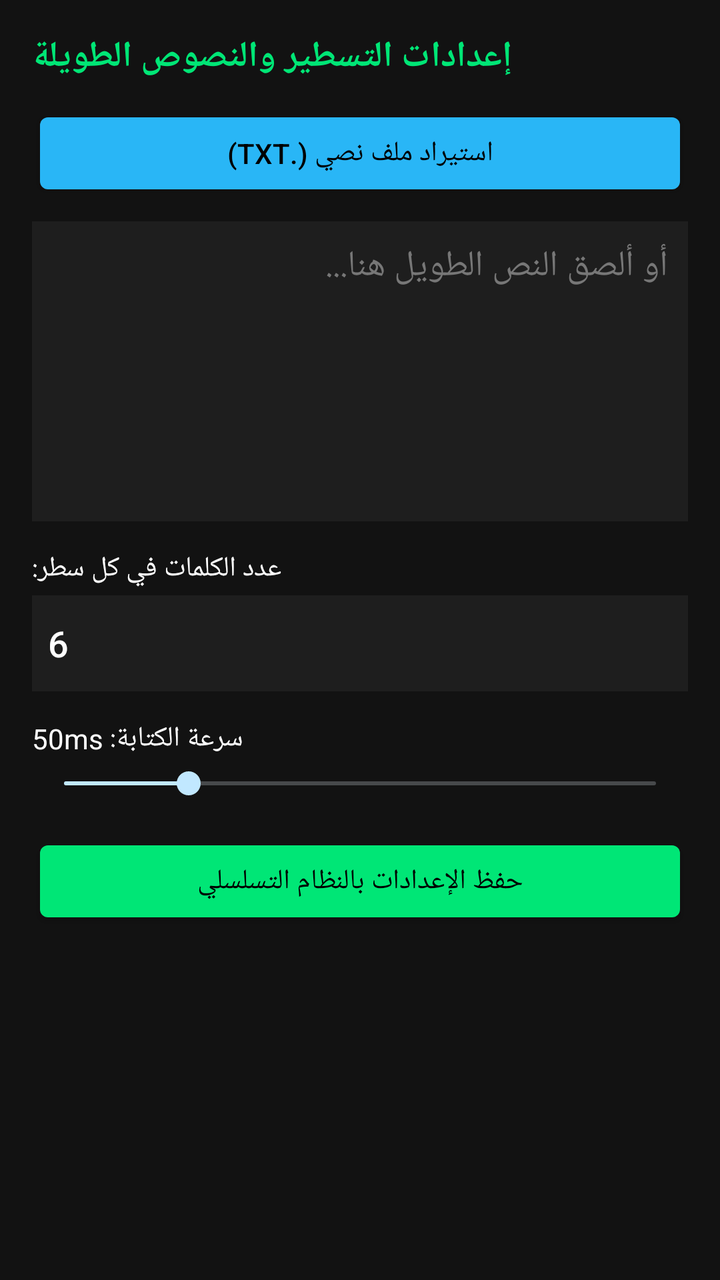
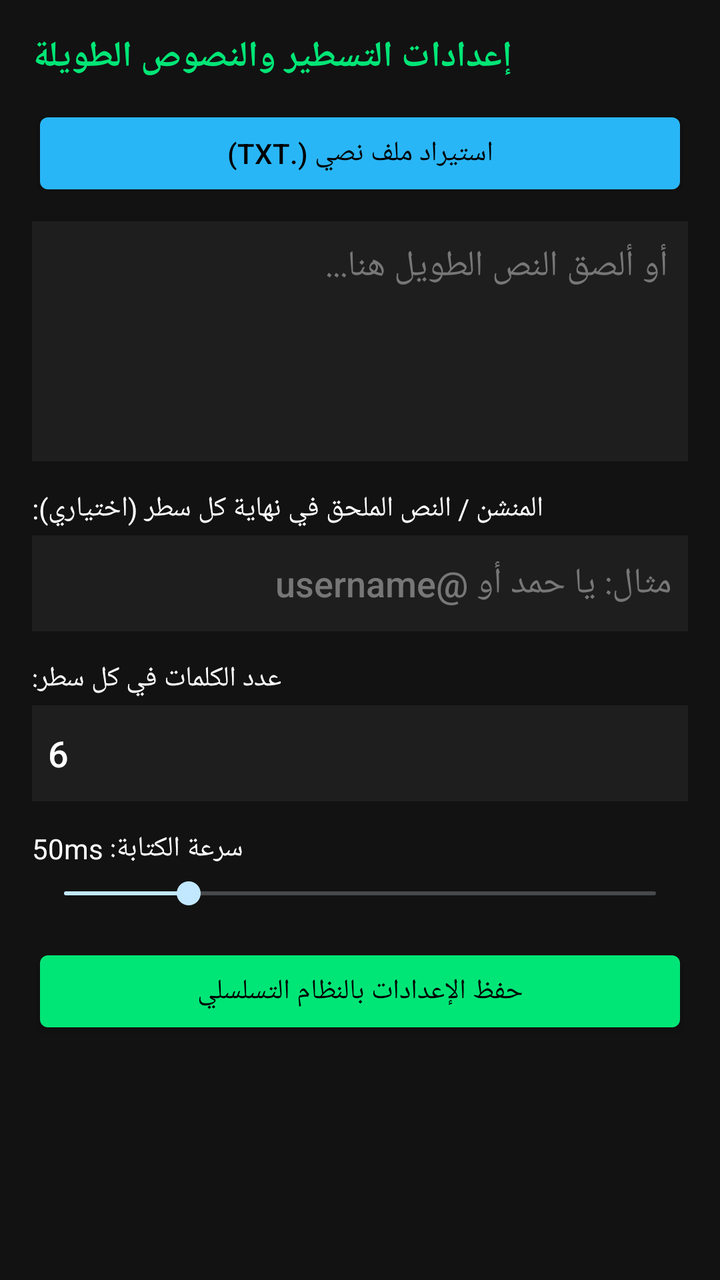

An Android layout rendered at two revisions. The XML below is the earlier revision; the diff shows what the commit changed to produce the second picture.
<!-- AndroidManifest.xml: application theme android:Theme.DeviceDefault -->
<!-- res/layout/activity_main.xml -->
<?xml version="1.0" encoding="utf-8"?>
<ScrollView xmlns:android="http://schemas.android.com/apk/res/android"
    android:layout_width="match_parent"
    android:layout_height="match_parent"
    android:background="#121212"
    android:padding="16dp">

    <LinearLayout
        android:layout_width="match_parent"
        android:layout_height="wrap_content"
        android:orientation="vertical">

        <TextView
            android:layout_width="wrap_content"
            android:layout_height="wrap_content"
            android:text="إعدادات التسطير والنصوص الطويلة"
            android:textColor="#00E676"
            android:textSize="18sp"
            android:textStyle="bold" />

        <Button
            android:id="@+id/btnImportTxt"
            android:layout_width="match_parent"
            android:layout_height="wrap_content"
            android:text="استيراد ملف نصي (.txt)"
            android:backgroundTint="#29B6F6"
            android:textColor="#000000"
            android:layout_marginTop="12dp" />

        <EditText
            android:id="@+id/etLongText"
            android:layout_width="match_parent"
            android:layout_height="150dp"
            android:background="#1E1E1E"
            android:textColor="#FFFFFF"
            android:hint="أو ألصق النص الطويل هنا..."
            android:textColorHint="#777777"
            android:gravity="top|start"
            android:padding="10dp"
            android:layout_marginTop="10dp" />

        <TextView
            android:layout_width="wrap_content"
            android:layout_height="wrap_content"
            android:text="عدد الكلمات في كل سطر:"
            android:textColor="#FFFFFF"
            android:layout_marginTop="14dp" />

        <EditText
            android:id="@+id/etWordsPerLine"
            android:layout_width="match_parent"
            android:layout_height="48dp"
            android:background="#1E1E1E"
            android:textColor="#FFFFFF"
            android:inputType="number"
            android:text="6"
            android:padding="8dp"
            android:layout_marginTop="4dp" />

        <TextView
            android:id="@+id/tvSpeedLabel"
            android:layout_width="wrap_content"
            android:layout_height="wrap_content"
            android:text="سرعة الكتابة: 50ms"
            android:textColor="#FFFFFF"
            android:layout_marginTop="14dp" />

        <SeekBar
            android:id="@+id/sbSpeed"
            android:layout_width="match_parent"
            android:layout_height="wrap_content"
            android:min="10"
            android:max="200"
            android:progress="50"
            android:layout_marginTop="4dp" />

        <Button
            android:id="@+id/btnSaveAll"
            android:layout_width="match_parent"
            android:layout_height="wrap_content"
            android:text="حفظ الإعدادات بالنظام التسلسلي"
            android:backgroundTint="#00E676"
            android:textColor="#000000"
            android:layout_marginTop="16dp" />

    </LinearLayout>
</ScrollView>
<!-- resources referenced by this layout -->
<resources>

</resources>

<!-- the commit's change to res/layout/activity_main.xml (unified diff, before → after) -->
@@ -30,7 +30,7 @@
         <EditText
             android:id="@+id/etLongText"
             android:layout_width="match_parent"
-            android:layout_height="150dp"
+            android:layout_height="120dp"
             android:background="#1E1E1E"
             android:textColor="#FFFFFF"
             android:hint="أو ألصق النص الطويل هنا..."
@@ -38,6 +38,24 @@
             android:gravity="top|start"
             android:padding="10dp"
             android:layout_marginTop="10dp" />
+
+        <TextView
+            android:layout_width="wrap_content"
+            android:layout_height="wrap_content"
+            android:text="المنشن / النص الملحق في نهاية كل سطر (اختياري):"
+            android:textColor="#FFFFFF"
+            android:layout_marginTop="14dp" />
+
+        <EditText
+            android:id="@+id/etSuffixText"
+            android:layout_width="match_parent"
+            android:layout_height="48dp"
+            android:background="#1E1E1E"
+            android:textColor="#FFFFFF"
+            android:hint="مثال: يا حمد أو @username"
+            android:textColorHint="#777777"
+            android:padding="8dp"
+            android:layout_marginTop="4dp" />
 
         <TextView
             android:layout_width="wrap_content"
